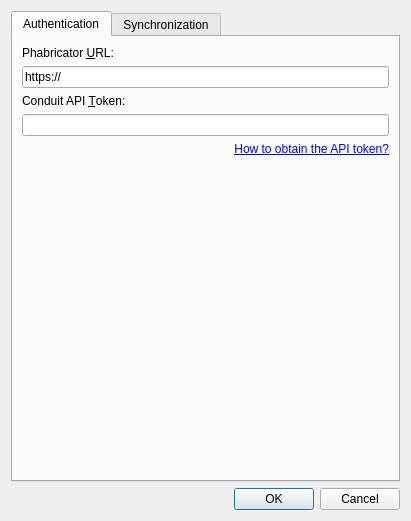
Above: src/configdialog.ui from KDE/akonadi-phabricator-resource before the change. Below: the same form after it.
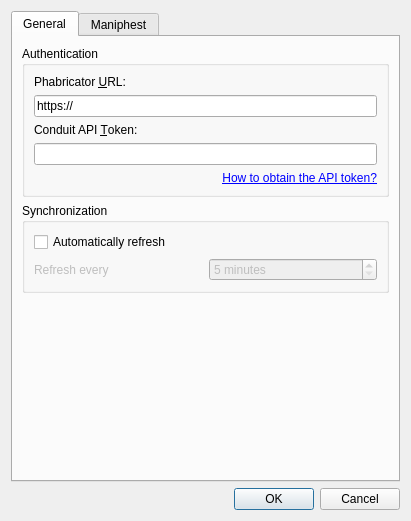
That is the form after the change.

Commit message:
Revamp the Conphiguration dialog
This now better reflects the functionality of the resource.

Diff of the .ui file:
```diff
--- a/src/configdialog.ui
+++ b/src/configdialog.ui
@@ -21,11 +21,17 @@
      </property>
      <widget class="QWidget" name="authTab">
       <attribute name="title">
-       <string>Authentication</string>
+       <string>General</string>
       </attribute>
       <layout class="QVBoxLayout" name="verticalLayout_2">
        <item>
-        <widget class="QLabel" name="label">
+        <widget class="QGroupBox" name="authBox">
+         <property name="title">
+          <string>Authentication</string>
+         </property>
+         <layout class="QVBoxLayout" name="verticalLayout_4">
+          <item>
+           <widget class="QLabel" name="phabricatorUrlLabel">
          <property name="text">
           <string>Phabricator &amp;URL:</string>
          </property>
@@ -45,7 +51,7 @@
         </widget>
        </item>
        <item>
-        <widget class="QLabel" name="label_2">
+           <widget class="QLabel" name="apiTokenLabel">
          <property name="text">
           <string>Conduit API &amp;Token:</string>
          </property>
@@ -76,6 +82,52 @@
          </property>
         </widget>
        </item>
+         </layout>
+        </widget>
+       </item>
+       <item>
+        <widget class="QGroupBox" name="syncGroupBox">
+         <property name="title">
+          <string>Synchronization</string>
+         </property>
+         <layout class="QVBoxLayout" name="verticalLayout_5">
+          <item>
+           <widget class="QCheckBox" name="refreshCheckBox">
+            <property name="text">
+             <string>Automatically refresh</string>
+            </property>
+           </widget>
+          </item>
+          <item>
+           <layout class="QHBoxLayout" name="horizontalLayout">
+            <item>
+             <widget class="QLabel" name="refreshIntervalLabel">
+              <property name="enabled">
+               <bool>false</bool>
+              </property>
+              <property name="text">
+               <string>Refresh every</string>
+              </property>
+             </widget>
+            </item>
+            <item>
+             <widget class="QSpinBox" name="refreshInterval">
+              <property name="enabled">
+               <bool>false</bool>
+              </property>
+              <property name="suffix">
+               <string> minutes</string>
+              </property>
+              <property name="minimum">
+               <number>5</number>
+              </property>
+             </widget>
+            </item>
+           </layout>
+          </item>
+         </layout>
+        </widget>
+       </item>
        <item>
         <spacer name="verticalSpacer">
          <property name="orientation">
@@ -93,7 +145,7 @@
      </widget>
      <widget class="QWidget" name="syncTab">
       <attribute name="title">
-       <string>Synchronization</string>
+       <string>Maniphest</string>
       </attribute>
       <layout class="QVBoxLayout" name="verticalLayout_3">
        <item>
@@ -124,39 +176,12 @@
         </widget>
        </item>
        <item>
-        <widget class="QCheckBox" name="refreshCheckBox">
+        <widget class="QPushButton" name="maniphestRefreshButton">
          <property name="text">
           <string>Automatically refresh</string>
          </property>
         </widget>
        </item>
-       <item>
-        <layout class="QHBoxLayout" name="horizontalLayout">
-         <item>
-          <widget class="QLabel" name="label_5">
-           <property name="enabled">
-            <bool>false</bool>
-           </property>
-           <property name="text">
-            <string>Refresh every</string>
-           </property>
-          </widget>
-         </item>
-         <item>
-          <widget class="QSpinBox" name="refreshInterval">
-           <property name="enabled">
-            <bool>false</bool>
-           </property>
-           <property name="suffix">
-            <string> minutes</string>
-           </property>
-           <property name="minimum">
-            <number>5</number>
-           </property>
-          </widget>
-         </item>
-        </layout>
-       </item>
       </layout>
      </widget>
     </widget>
```
Left out of the diff: 46 changed lines with no effect on the pictures. Lines whose indentation alone changed are shown as unchanged. The commit also changes 1 other file.
